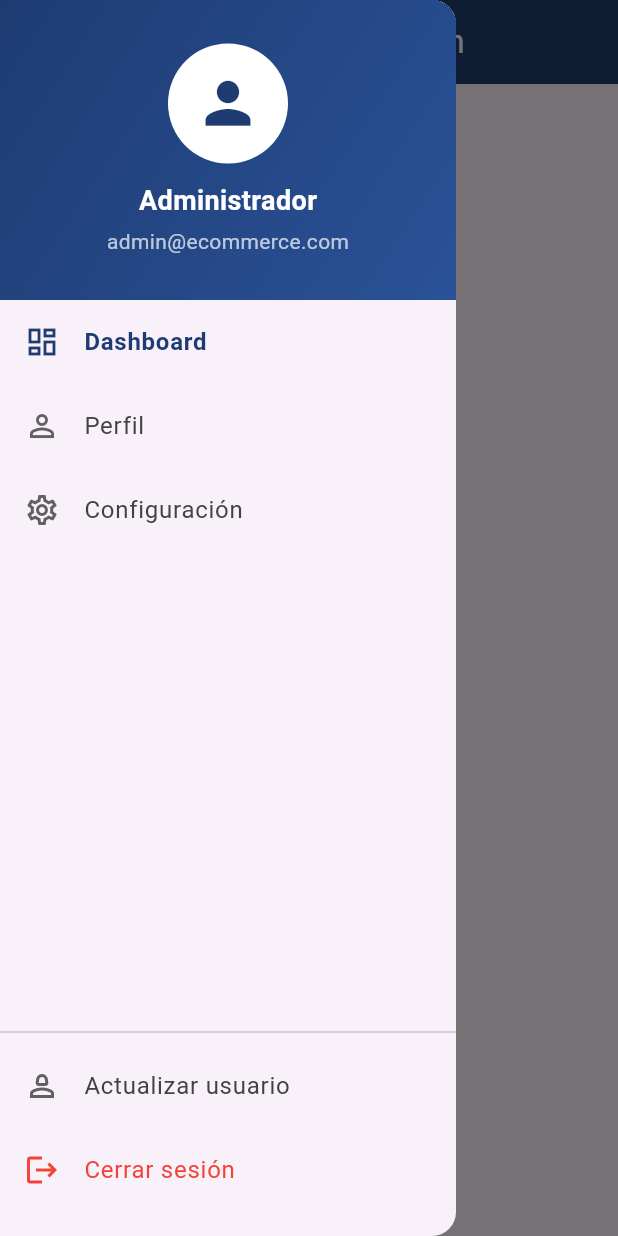
After one commit to andalcivar001/EcommercePrueba, a Flutter app: the HomePage screen opened by its route, with the side drawer open, on a phone screen of 412 x 824 dp. The commit adds this screen. Run offline on Flutter 3.47's test engine with Material 3 defaults, Android fonts, the phone set to English and light mode, and no system bars; our stand-ins replace equatable, flutter_bloc, fluttertoast, get_it, injectable, shared_preferences; accounts and stored records are empty.

Commit message:
login y register redirecciona al home

```diff
--- a/lib/main.dart
+++ b/lib/main.dart
@@ -2,7 +2,7 @@ import 'package:ecommerce_prueba/injection.dart';
 import 'package:ecommerce_prueba/src/presentation/BlocProviders.dart';
 import 'package:ecommerce_prueba/src/presentation/pages/auth/login/LoginPage.dart';
 import 'package:ecommerce_prueba/src/presentation/pages/auth/register/RegisterPage.dart';
-import 'package:ecommerce_prueba/src/presentation/pages/menu/MenuPage.dart';
+import 'package:ecommerce_prueba/src/presentation/pages/home/HomePage.dart';
 import 'package:flutter/material.dart';
 import 'package:flutter_bloc/flutter_bloc.dart';
 import 'package:fluttertoast/fluttertoast.dart';
@@ -33,7 +33,7 @@ class MyApp extends StatelessWidget {
         routes: {
           'login': (BuildContext context) => LoginPage(),
           'register': (BuildContext context) => RegisterPage(),
-          'menu': (BuildContext context) => MenuPage(),
+          'home': (BuildContext context) => HomePage(),
         },
       ),
     );
--- a/lib/src/data/datasource/local/SharedPref.dart
+++ b/lib/src/data/datasource/local/SharedPref.dart
@@ -12,7 +12,7 @@ class SharedPref {
   Future<dynamic> read(String key) async {
     final prefs = await SharedPreferences.getInstance();
     if (prefs.getString(key) == null) return null;
-    return json.encode(prefs.getString(key));
+    return jsonDecode(prefs.getString(key)!);
   }
 
   Future<bool> remove(String key) async {
--- a/lib/src/di/appModule.dart
+++ b/lib/src/di/appModule.dart
@@ -43,8 +43,8 @@ abstract class Appmodule {
   AuthUseCases get authUseCases => AuthUseCases(
     login: LoginUseCase(authRepository),
     register: RegisterUseCase(authRepository),
-    getUser: GetUserSessionUseCase(authRepository),
-    saveUser: SaveUserSessionUseCase(authRepository),
+    getUserSession: GetUserSessionUseCase(authRepository),
+    saveUserSession: SaveUserSessionUseCase(authRepository),
     logout: LogoutUseCase(authRepository),
   );
 }
--- a/lib/src/domain/useCases/auth/AuthUseCases.dart
+++ b/lib/src/domain/useCases/auth/AuthUseCases.dart
@@ -7,14 +7,14 @@ import 'package:ecommerce_prueba/src/domain/useCases/auth/SaveUserSessionUseCase
 class AuthUseCases {
   LoginUseCase login;
   RegisterUseCase register;
-  GetUserSessionUseCase getUser;
-  SaveUserSessionUseCase saveUser;
+  GetUserSessionUseCase getUserSession;
+  SaveUserSessionUseCase saveUserSession;
   LogoutUseCase logout;
   AuthUseCases({
     required this.login,
     required this.register,
-    required this.getUser,
-    required this.saveUser,
+    required this.getUserSession,
+    required this.saveUserSession,
     required this.logout,
   });
 }
--- a/lib/src/presentation/BlocProviders.dart
+++ b/lib/src/presentation/BlocProviders.dart
@@ -4,6 +4,7 @@ import 'package:ecommerce_prueba/src/presentation/pages/auth/login/bloc/LoginBlo
 import 'package:ecommerce_prueba/src/presentation/pages/auth/login/bloc/LoginEvent.dart';
 import 'package:ecommerce_prueba/src/presentation/pages/auth/register/bloc/RegisterBloc.dart';
 import 'package:ecommerce_prueba/src/presentation/pages/auth/register/bloc/RegisterEvent.dart';
+import 'package:ecommerce_prueba/src/presentation/pages/home/bloc/HomeBloc.dart';
 import 'package:flutter_bloc/flutter_bloc.dart';
 
 List<BlocProvider> blocProviders = [
@@ -16,4 +17,8 @@ List<BlocProvider> blocProviders = [
     create: (context) =>
         RegisterBloc(locator<AuthUseCases>())..add(InitRegisterEvent()),
   ),
+
+  BlocProvider<HomeBloc>(
+    create: (context) => HomeBloc(locator<AuthUseCases>()),
+  ),
 ];
--- a/lib/src/presentation/pages/auth/login/LoginContent.dart
+++ b/lib/src/presentation/pages/auth/login/LoginContent.dart
@@ -123,7 +123,6 @@ class LoginContent extends StatelessWidget {
         ),
         InkWell(
           onTap: () {
-            // TODO: Navegar a Register
             Navigator.pushNamed(context, 'register');
           },
           borderRadius: BorderRadius.circular(8),
@@ -150,6 +149,9 @@ class LoginContent extends StatelessWidget {
       label: 'Correo electronico',
       icon: Icons.email_outlined,
       textInputType: TextInputType.emailAddress,
+      textInputAction: TextInputAction.next,
+      autofillHints: const [AutofillHints.email],
+
       onChanged: (text) {
         _bloc?.add(EmailChangedLoginEvent(email: BlocFormItem(value: text)));
       },
@@ -167,6 +169,8 @@ class LoginContent extends StatelessWidget {
         return _state.password.error;
       },
       obscureText: true,
+      autofillHints: const [AutofillHints.newPassword],
+      textInputAction: TextInputAction.go,
       onChanged: (text) {
         _bloc?.add(
           PasswordChangedLoginEvent(password: BlocFormItem(value: text)),
--- a/lib/src/presentation/pages/auth/register/RegisterContent.dart
+++ b/lib/src/presentation/pages/auth/register/RegisterContent.dart
@@ -138,7 +138,7 @@ class RegisterContent extends StatelessWidget {
       label: 'Contraseña',
       icon: Icons.lock_outline,
       textInputAction: TextInputAction.next,
-      autofillHints: const [AutofillHints.newPassword],
+      autofillHints: const [AutofillHints.password],
 
       validator: (value) {
         return _state.password.error;
--- /dev/null
+++ b/lib/src/presentation/pages/home/HomePage.dart
@@ -0,0 +1,181 @@
+import 'package:ecommerce_prueba/main.dart';
+import 'package:ecommerce_prueba/src/presentation/pages/home/bloc/HomeBloc.dart';
+import 'package:ecommerce_prueba/src/presentation/pages/home/bloc/HomeEvent.dart';
+import 'package:ecommerce_prueba/src/presentation/pages/home/bloc/HomeState.dart';
+import 'package:flutter/material.dart';
+import 'package:flutter_bloc/flutter_bloc.dart';
+
+class HomePage extends StatefulWidget {
+  const HomePage({super.key});
+
+  @override
+  State<HomePage> createState() => _HomePageState();
+}
+
+class _HomePageState extends State<HomePage> {
+  HomeBloc? _bloc;
+
+  int _selectedIndex = 0;
+
+  final List<Widget> _pages = const [
+    Center(child: Text('Dashboard')),
+    Center(child: Text('Perfil')),
+    Center(child: Text('Configuración')),
+  ];
+
+  @override
+  Widget build(BuildContext context) {
+    _bloc = BlocProvider.of<HomeBloc>(context);
+    return Scaffold(
+      appBar: AppBar(
+        title: const Text(
+          'Panel de Administración',
+          style: TextStyle(color: Colors.white),
+        ),
+        backgroundColor: const Color(0xFF1E3C72),
+        elevation: 0,
+        iconTheme: const IconThemeData(
+          color: Colors.white, // 👈 color del menú hamburguesa
+        ),
+      ),
+
+      drawer: BlocBuilder<HomeBloc, HomeState>(
+        builder: (context, state) {
+          return Drawer(
+            child: Column(
+              children: [
+                /// HEADER
+                Container(
+                  height: 200,
+                  width: double.infinity,
+                  decoration: const BoxDecoration(
+                    gradient: LinearGradient(
+                      colors: [Color(0xFF1E3C72), Color(0xFF2A5298)],
+                      begin: Alignment.topLeft,
+                      end: Alignment.bottomRight,
+                    ),
+                  ),
+                  child: Column(
+                    mainAxisAlignment: MainAxisAlignment.center,
+                    children: const [
+                      CircleAvatar(
+                        radius: 40,
+                        backgroundColor: Colors.white,
+                        child: Icon(
+                          Icons.person,
+                          size: 45,
+                          color: Color(0xFF1E3C72),
+                        ),
+                      ),
+                      SizedBox(height: 12),
+                      Text(
+                        'Administrador',
+                        style: TextStyle(
+                          color: Colors.white,
+                          fontSize: 18,
+                          fontWeight: FontWeight.bold,
+                        ),
+                      ),
+                      SizedBox(height: 4),
+                      Text(
+                        'admin@ecommerce.com',
+                        style: TextStyle(color: Colors.white70, fontSize: 14),
+                      ),
+                    ],
+                  ),
+                ),
+
+                /// ITEMS
+                _drawerItem(
+                  icon: Icons.dashboard_outlined,
+                  text: 'Dashboard',
+                  index: 0,
+                ),
+                _drawerItem(
+                  icon: Icons.person_outline,
+                  text: 'Perfil',
+                  index: 1,
+                ),
+                _drawerItem(
+                  icon: Icons.settings_outlined,
+                  text: 'Configuración',
+                  index: 2,
+                ),
+
+                const Spacer(),
+
+                const Divider(),
+
+                _drawerItem(
+                  icon: Icons.person_2_outlined,
+                  text: 'Actualizar usuario',
+                  index: -1,
+                ),
+
+                _drawerItem(
+                  icon: Icons.logout,
+                  text: 'Cerrar sesión',
+                  index: -2,
+                  isLogout: true,
+                ),
+
+                const SizedBox(height: 16),
+              ],
+            ),
+          );
+        },
+      ),
+
+      body: _pages[_selectedIndex],
+    );
+  }
+
+  /// ITEM DEL DRAWER
+  Widget _drawerItem({
+    required IconData icon,
+    required String text,
+    required int index,
+    bool isLogout = false,
+  }) {
+    final isSelected = _selectedIndex == index;
+
+    return ListTile(
+      leading: Icon(
+        icon,
+        color: isLogout
+            ? Colors.red
+            : isSelected
+            ? const Color(0xFF1E3C72)
+            : Colors.grey[700],
+      ),
+      title: Text(
+        text,
+        style: TextStyle(
+          color: isLogout
+              ? Colors.red
+              : isSelected
+              ? const Color(0xFF1E3C72)
+              : Colors.grey[800],
+          fontWeight: isSelected ? FontWeight.bold : FontWeight.normal,
+        ),
+      ),
+      selected: isSelected,
+      onTap: () {
+        Navigator.pop(context);
+
+        if (!isLogout) {
+          setState(() {
+            _selectedIndex = index;
+          });
+        } else {
+          _bloc?.add(LogoutHomeEvent());
+          Navigator.pushAndRemoveUntil(
+            context,
+            MaterialPageRoute(builder: (context) => MyApp()),
+            (_) => false,
+          );
+        }
+      },
+    );
+  }
+}
--- /dev/null
+++ b/lib/src/presentation/pages/home/bloc/HomeBloc.dart
@@ -0,0 +1,22 @@
+import 'package:ecommerce_prueba/src/domain/useCases/auth/AuthUseCases.dart';
+import 'package:ecommerce_prueba/src/presentation/pages/home/bloc/HomeEvent.dart';
+import 'package:ecommerce_prueba/src/presentation/pages/home/bloc/HomeState.dart';
+import 'package:flutter_bloc/flutter_bloc.dart';
+
+class HomeBloc extends Bloc<HomeEvent, HomeState> {
+  AuthUseCases authUseCases;
+
+  HomeBloc(this.authUseCases) : super(HomeState()) {
+    on<PageChangeHomeEvent>(_onPageChange);
+    on<LogoutHomeEvent>(_onLogout);
+  }
+
+  Future<void> _onPageChange(
+    PageChangeHomeEvent event,
+    Emitter<HomeState> emit,
+  ) async {}
+
+  Future<void> _onLogout(LogoutHomeEvent event, Emitter<HomeState> emit) async {
+    await authUseCases.logout.run();
+  }
+}
--- /dev/null
+++ b/lib/src/presentation/pages/home/bloc/HomeEvent.dart
@@ -0,0 +1,20 @@
+import 'package:equatable/equatable.dart';
+
+abstract class HomeEvent extends Equatable {
+  const HomeEvent();
+
+  @override
+  List<Object?> get props => [];
+}
+
+class PageChangeHomeEvent extends HomeEvent {
+  final int pageIndex;
+  const PageChangeHomeEvent({required this.pageIndex});
+
+  @override
+  List<Object?> get props => [pageIndex];
+}
+
+class LogoutHomeEvent extends HomeEvent {
+  const LogoutHomeEvent();
+}
--- /dev/null
+++ b/lib/src/presentation/pages/home/bloc/HomeState.dart
@@ -0,0 +1,14 @@
+import 'package:equatable/equatable.dart';
+
+class HomeState extends Equatable {
+  final int? pageIndex;
+
+  const HomeState({this.pageIndex});
+
+  HomeState copyWith({int? pageIndex}) {
+    return HomeState(pageIndex: pageIndex);
+  }
+
+  @override
+  List<Object?> get props => [pageIndex];
+}
```
Also changed, not shown: lib/src/domain/models/User.dart (+4 -4 lines), lib/src/presentation/pages/auth/login/LoginPage.dart (+7 -1 lines), lib/src/presentation/pages/auth/login/bloc/LoginBloc.dart (+3 -6 lines), lib/src/presentation/pages/auth/register/RegisterPage.dart (+6 -2 lines), lib/src/presentation/pages/auth/register/bloc/RegisterBloc.dart (+8 -7 lines), lib/src/presentation/pages/auth/register/bloc/RegisterEvent.dart (+8 -0 lines), lib/src/presentation/pages/menu/MenuPage.dart (deleted, +0 -154 lines).
